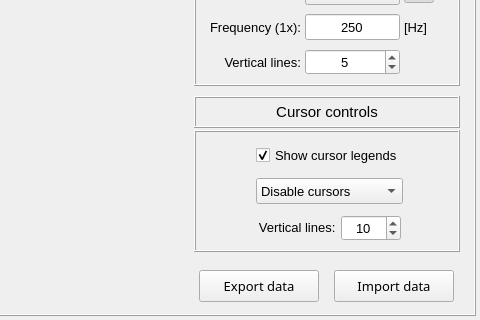
The window that vibra/interface/data/ui_files/plots/general/frequency_response_plotter.ui (MOPT-UFSC/VIBRA) describes before a commit, drawn with Qt 5; both pictures show x 570 to 1050 and y 424 to 744 of the 1050 by 744 pixel window.
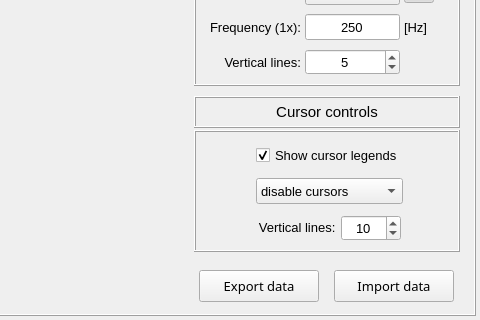
The same window after the commit. Icons and pictures are not drawn.

Commit message: Configure a button to display the harmonic lines frequencies in frequency plotter UI

```diff
--- a/vibra/interface/data/ui_files/plots/general/frequency_response_plotter.ui
+++ b/vibra/interface/data/ui_files/plots/general/frequency_response_plotter.ui
@@ -1322,7 +1322,7 @@
                         </property>
                         <item>
                          <property name="text">
-                          <string>Disable cursors</string>
+                          <string>disable cursors</string>
                          </property>
                         </item>
                         <item>
```
Left out of the diff: 8 changed lines with no effect on the pictures. The commit also changes 2 other files.
